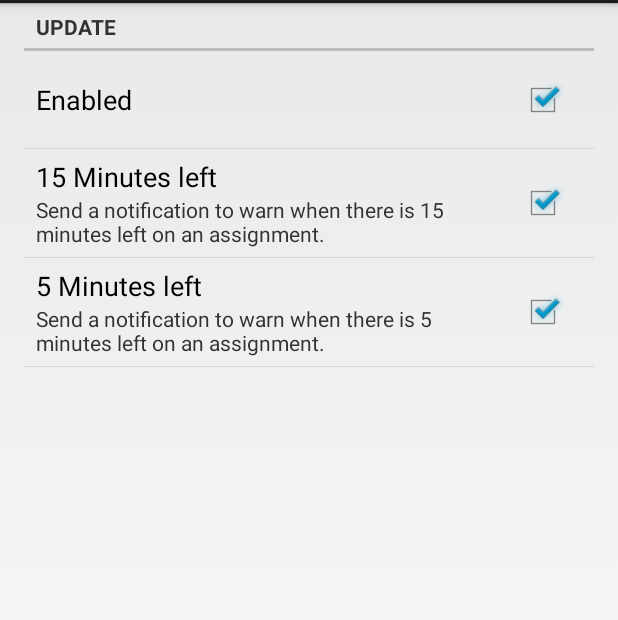
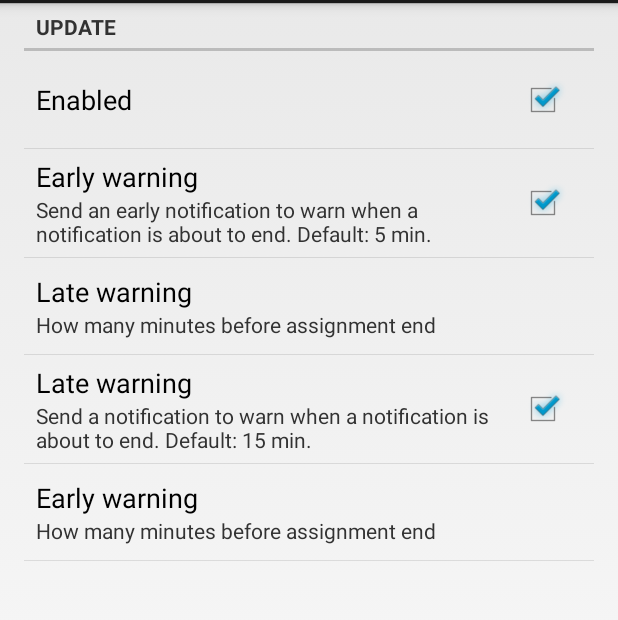
Before and after one commit to patbur-8/BlaAgentProject, an Android app: the fragment ScheduleFragment shown on its own in the app's theme, on a phone screen of 412 x 824 dp, the part 69-689 px from its top. Run offline under Robolectric (Android 15) with nearby library versions, the phone set to English and light mode, and no system bars.

```diff
--- a/BlaAgent/src/main/java/com/ismobile/blaagent/MainActivity.java
+++ b/BlaAgent/src/main/java/com/ismobile/blaagent/MainActivity.java
@@ -144,6 +144,7 @@ public class MainActivity extends ListActivity  {
     protected void onListItemClick (ListView l, View v, int position, long id) {
         NotificationItem noti = adapter.getNoti(position);
         Intent resultIntent = new Intent("com.ismobile.blaandroid.showAssDetails");
+        resultIntent.addFlags(Intent.FLAG_ACTIVITY_REORDER_TO_FRONT);
         resultIntent.putExtra("com.ismobile.blaandroid.showAssDetails", noti.getUid());
         TaskStackBuilder resultStackBuilder = TaskStackBuilder.create(this);
         resultStackBuilder.addNextIntent(resultIntent);
--- a/BlaAgent/src/main/java/com/ismobile/blaagent/NotificationAdapter.java
+++ b/BlaAgent/src/main/java/com/ismobile/blaagent/NotificationAdapter.java
@@ -60,6 +60,7 @@ public class NotificationAdapter extends ArrayAdapter {
                                 Uri.parse("http://maps.google.com/maps?f=d&daddr=" + noti.getLatitude() + "," + noti.getLongitude()));
                         mapsIntent.setComponent(new ComponentName("com.google.android.apps.maps",
                                 "com.google.android.maps.MapsActivity"));
+                        mapsIntent.addFlags(Intent.FLAG_ACTIVITY_REORDER_TO_FRONT);
                         context.startActivity(mapsIntent);
                     }
                 });
--- a/BlaAgent/src/main/res/values/strings.xml
+++ b/BlaAgent/src/main/res/values/strings.xml
@@ -37,14 +37,16 @@
     <string name="location_notification_new_assignment_started">Send a notification if you\'re not on place when a new assignment started.</string>
 
     <string name="schedule_notification">Schedule based</string>
-    <string name="schedule_notification_15_min">15 Minutes left</string>
-    <string name="schedule_notification_15_min_summary">Send a notification to warn when there is 15 minutes left on an assignment.</string>
+    <string name="schedule_notification_15_min">Early warning</string>
+    <string name="schedule_notification_15_min_summary">Send an early notification to warn when a notification is about to end. Default: 5 min.</string>
 
-    <string name="schedule_notification_5_min">5 Minutes left</string>
-    <string name="schedule_notification_5_min_summary">Send a notification to warn when there is 5 minutes left on an assignment.</string>
+    <string name="schedule_notification_5_min">Late warning</string>
+    <string name="schedule_notification_5_min_summary">Send a notification to warn when a notification is about to end. Default: 15 min.</string>
 
     <string name="schedule_enabled">Enabled</string>
 
     <string name="test_scenario">Testing</string>
     <string name="test_enabled">Enabled</string>
+
+    <string name="general_settings">General settings</string>
 </resources>
--- a/BlaAgent/src/main/res/xml/location_preferences.xml
+++ b/BlaAgent/src/main/res/xml/location_preferences.xml
@@ -10,4 +10,5 @@
         </CheckBoxPreference>
     </PreferenceCategory>
 
+
 </PreferenceScreen>
--- a/BlaAgent/src/main/res/xml/schedule_preferences.xml
+++ b/BlaAgent/src/main/res/xml/schedule_preferences.xml
@@ -14,6 +14,13 @@
                 android:summary="@string/schedule_notification_15_min_summary"
                 android:title="@string/schedule_notification_15_min" >
         </CheckBoxPreference>
+        <EditTextPreference
+                android:defaultValue="5"
+                android:key="schLateWarning"
+                android:dependency="schEnabled"
+                android:summary="How many minutes before assignment end"
+                android:title="Late warning" >
+        </EditTextPreference>
         <CheckBoxPreference
                 android:defaultValue="true"
                 android:key="sch5Min"
@@ -21,6 +28,13 @@
                 android:summary="@string/schedule_notification_5_min_summary"
                 android:title="@string/schedule_notification_5_min" >
         </CheckBoxPreference>
+        <EditTextPreference
+                android:defaultValue="5"
+                android:key="prefEarlyWarning"
+                android:dependency="schEnabled"
+                android:summary="How many minutes before assignment end"
+                android:title="Early warning" >
+        </EditTextPreference>
     </PreferenceCategory>
 
 </PreferenceScreen>
--- a/BlaAgent/src/main/res/xml/settings_headers.xml
+++ b/BlaAgent/src/main/res/xml/settings_headers.xml
@@ -4,7 +4,10 @@
 
     <!-- NOTIFICATION TYPES -->
     <header android:title="@string/notification_settings" />
-
+    <header
+            android:id="@+id/generalSettings"
+            android:fragment="com.ismobile.blaagent.menuSettings.GeneralFragment"
+            android:title="@string/general_settings" />
     <!-- LOCATION -->
     <header
             android:id="@+id/locationNotification"
```
Also changed, not shown: BlaAgent/src/main/java/com/ismobile/blaagent/GetDirections.java (+12 -4 lines), BlaAgent/src/main/java/com/ismobile/blaagent/Test/Test.java (+6 -6 lines), BlaAgent/src/main/java/com/ismobile/blaagent/menuSettings/GeneralFragment.java (added, +20 -0 lines), BlaAgent/src/main/java/com/ismobile/blaagent/notificationTypes/ScheduleNotification.java (+6 -1 lines), BlaAgent/src/main/java/com/ismobile/blaagent/notificationTypes/locationBasedNotification.java (+5 -3 lines), BlaAgent/src/main/res/xml/general_preferences.xml (added, +20 -0 lines).
